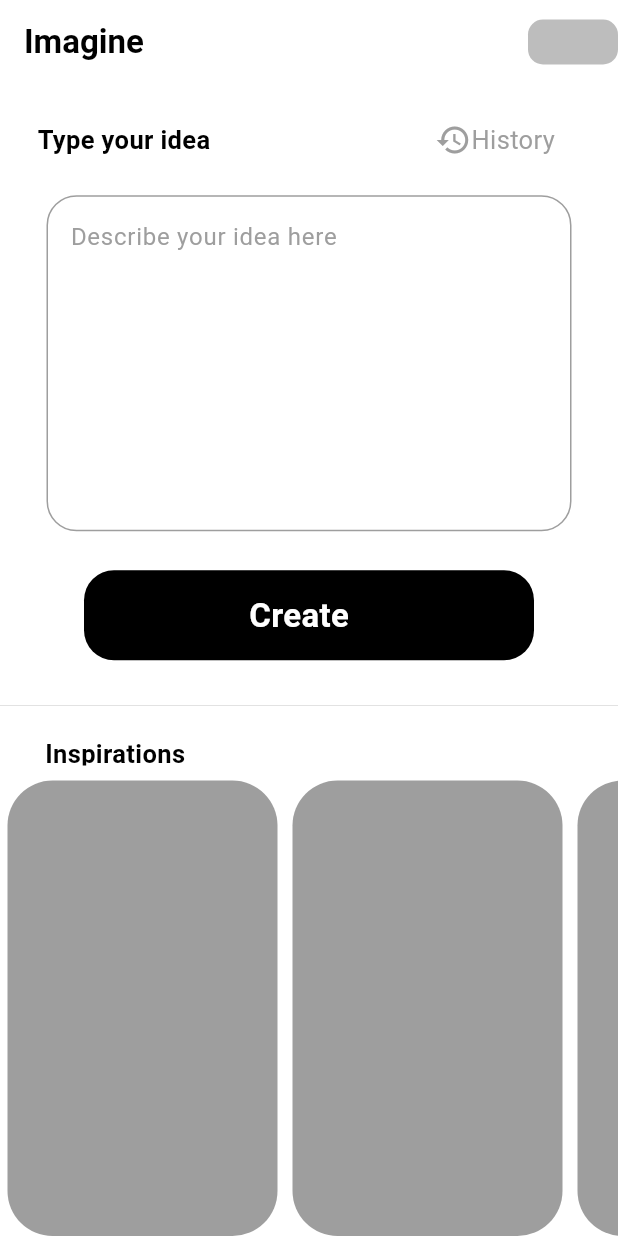
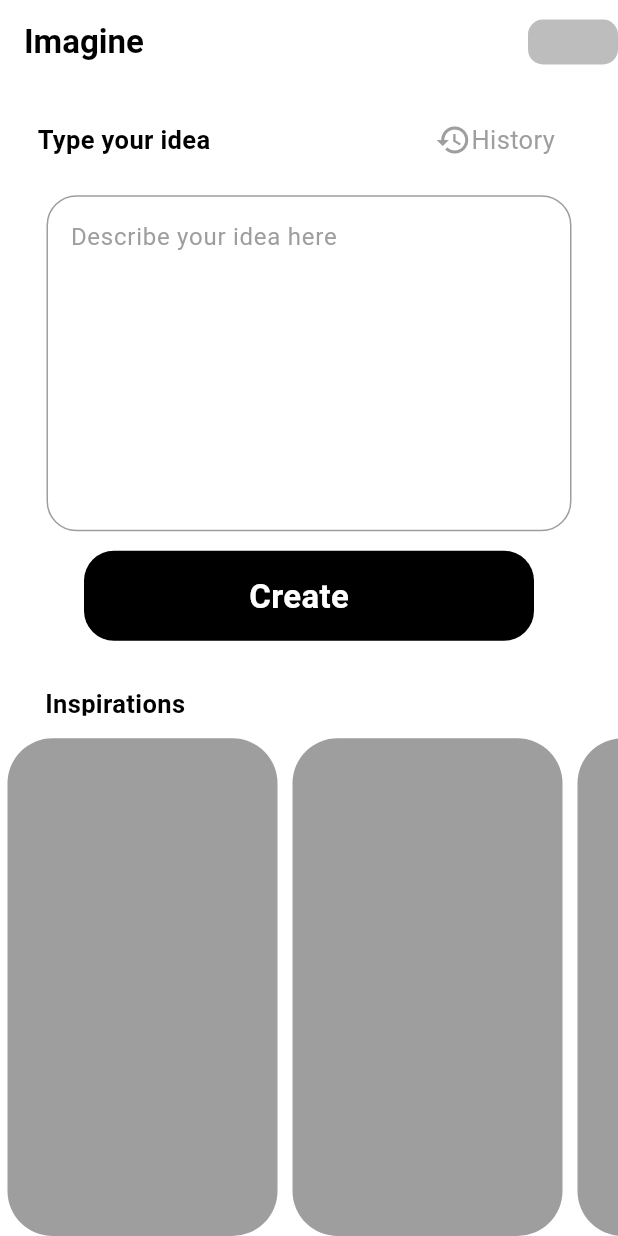
Before and after one commit to Abhishekraina7/pexscape, a Flutter app: the Categories screen opened directly, on a phone screen of 412 x 824 dp. Run offline on Flutter 3.47's test engine with Material 3 defaults, Android fonts, the phone set to English and light mode, and no system bars; our stand-ins replace flashy_tab_bar2, font_awesome_flutter, permission_handler, shimmer; network calls fail; Roboto replaces fonts that are missing (sans); statements that could not run were skipped.

Commit message:
Removed the Unncessary container to solve the issue of Renderflex due to V-keypad.

```diff
--- a/lib/Main_screens/ai_image_gen_promt_screen.dart
+++ b/lib/Main_screens/ai_image_gen_promt_screen.dart
@@ -6,6 +6,8 @@ import 'package:http/http.dart' as http;
 import 'package:pexscape/Resuable_components/Containers.dart';
 import 'ai_imagery_result_screen.dart';
 //
+
+
 class Categories extends StatefulWidget {
   const Categories({super.key});
 
@@ -102,7 +104,7 @@ class _CategoriesState extends State<Categories> {
           ),
           SizedBox(
             width: 350,
-            height: 250,
+            height: 237,
             child: TextField(
               minLines: 8,
               maxLines: null,
@@ -132,7 +134,7 @@ class _CategoriesState extends State<Categories> {
           ),
           GestureDetector( // When prompt is entered press this to make the api call
             onTap: (){
-              Navigator.push(context, MaterialPageRoute(builder: (context) => const Ai_Output_Screen()));
+              Navigator.push(context, MaterialPageRoute(builder: (context) =>  Ai_Output_Screen()));
               setState(() {
               generate_image();
               });},
@@ -152,15 +154,6 @@ class _CategoriesState extends State<Categories> {
             height: 30,
           ),
           Container(
-            height: 0.2,
-            decoration: const BoxDecoration(
-                color: Colors.grey
-            ),
-          ),
-          const SizedBox(
-            height: 20,
-          ),
-          Container(
             height: 20,
             padding: const EdgeInsets.only(left: 30),
             child: const Align(
@@ -168,7 +161,7 @@ class _CategoriesState extends State<Categories> {
                 child:  Text('Inspirations',style: TextStyle(fontWeight: FontWeight.bold,fontSize: 17),)),
           ),
           const SizedBox(
-            height: 5,
+            height: 10,
           ),
           Expanded(
             child:
```
